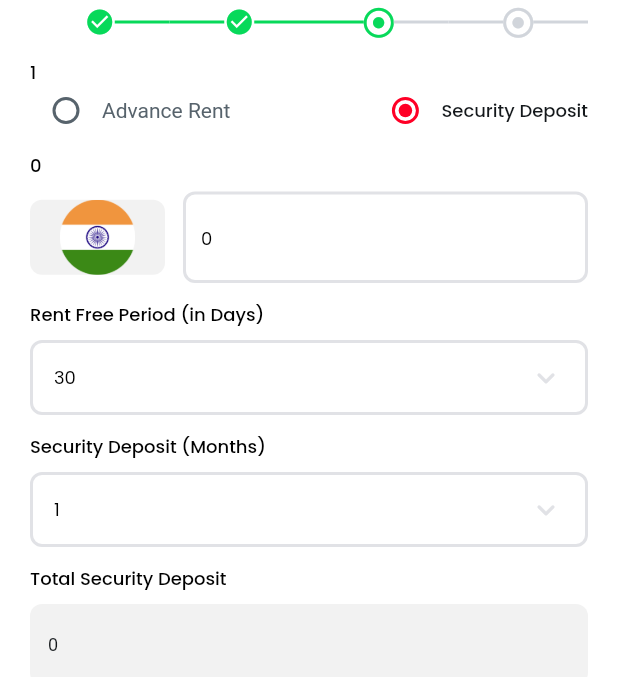
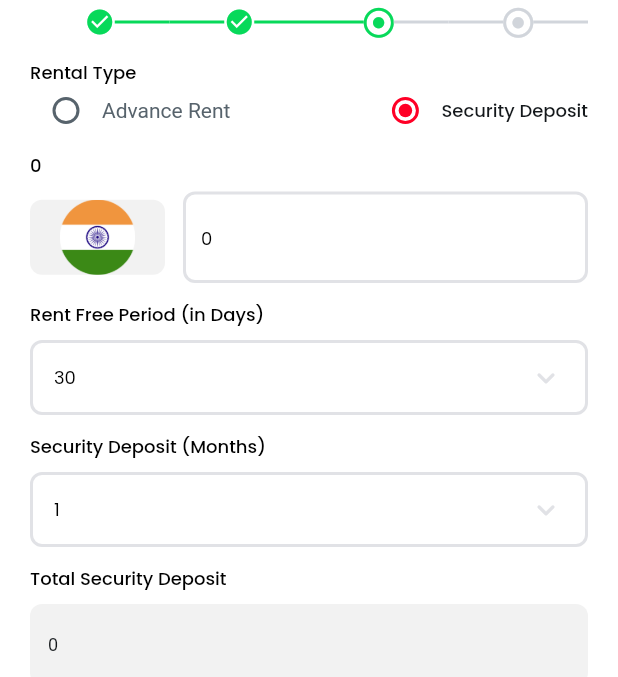
Before and after one commit to lovleshbuildint/site_quest, a Flutter app: the OpenSiteCommercialWidget screen opened by its route, after a tap on "Security Deposit", on a phone screen of 412 x 824 dp, the part 104-781 px from its top. Run offline on Flutter 3.47's test engine with Material 3 defaults, Android fonts, the phone set to English and light mode, and no system bars; drawn by our look-alikes of auto_size_text, dropdown_button2; our stand-ins replace cached_network_image, csv, easy_debounce, equatable, file_picker, fl_chart and 14 more; missing offline and left inert: json_path, mime_type, pointer_interceptor; accounts and stored records are empty; network calls fail; Roboto replaces fonts that are missing (Readex Pro).

Commit message:
Updating to latest FlutterFlow output.

```diff
--- a/lib/indent/commercial_advance/commercial_advance_widget.dart
+++ b/lib/indent/commercial_advance/commercial_advance_widget.dart
@@ -80,7 +80,7 @@ class _CommercialAdvanceWidgetState extends State<CommercialAdvanceWidget> {
         scrollDirection: Axis.vertical,
         children: [
           Text(
-            _model.rentaltype.toString(),
+            'Rental Type',
             style: FlutterFlowTheme.of(context).bodyMedium.override(
                   fontFamily: 'Poppins',
                   color: Colors.black,
@@ -253,10 +253,7 @@ class _CommercialAdvanceWidgetState extends State<CommercialAdvanceWidget> {
                     padding:
                         EdgeInsetsDirectional.fromSTEB(0.0, 12.0, 0.0, 0.0),
                     child: Text(
-                      valueOrDefault<String>(
-                        _model.rentFreePeriodAdvanceValue,
-                        's',
-                      ),
+                      'Rent Free Period (in Days)',
                       style: FlutterFlowTheme.of(context).bodyMedium.override(
                             fontFamily: 'Poppins',
                             color: Colors.black,
--- a/lib/indent/indent_site_commercial/indent_site_commercial_widget.dart
+++ b/lib/indent/indent_site_commercial/indent_site_commercial_widget.dart
@@ -661,7 +661,7 @@ class _IndentSiteCommercialWidgetState
                                     commType: null,
                                     commDeposite: null,
                                     errCnt: null,
-                                    isFromSiteref: null,
+                                    isFromSiteref: false.toString(),
                                     msg: null,
                                   );
 
@@ -683,7 +683,7 @@ class _IndentSiteCommercialWidgetState
                                       context: context,
                                       builder: (alertDialogContext) {
                                         return AlertDialog(
-                                          title: Text('Alert (Dimesions)'),
+                                          title: Text('Alert (commerical)'),
                                           content: Text((_model
                                                   .tDOADetailsThirdWordAdvance
                                                   ?.bodyText ??
@@ -795,7 +795,7 @@ class _IndentSiteCommercialWidgetState
                                     commType: null,
                                     commDeposite: null,
                                     msg: null,
-                                    isFromSiteref: '0',
+                                    isFromSiteref: false.toString(),
                                   );
 
                                   _shouldSetState = true;
```
